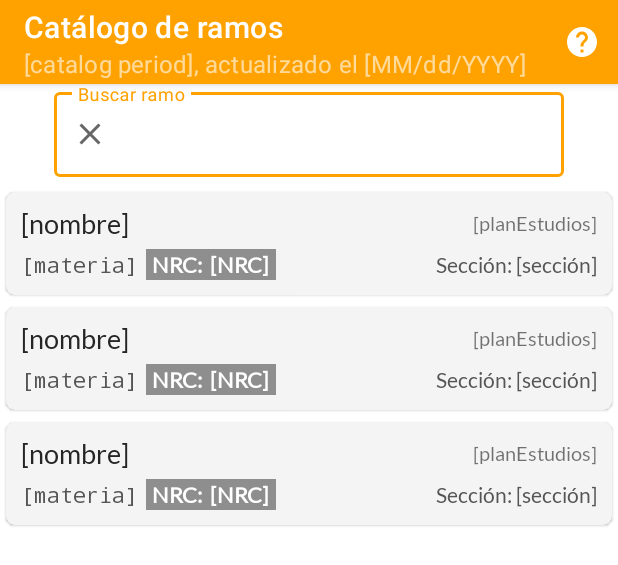
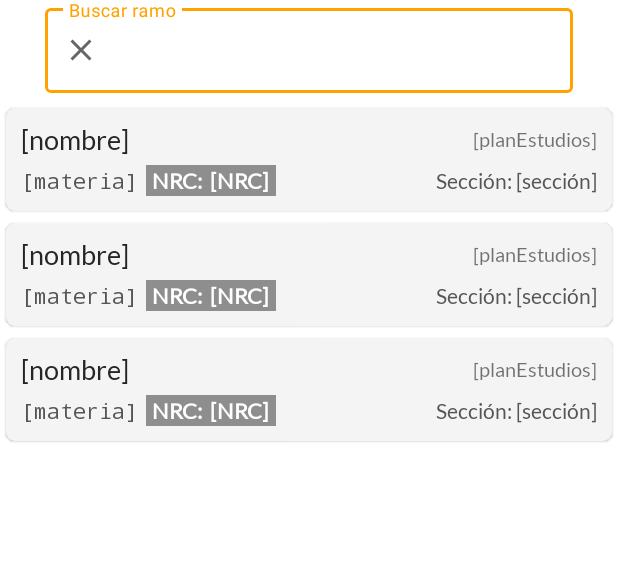
Before and after one commit to ifgarces/TomaRamosUandes_android, an Android app: the layout fragment_ramos_catalog.xml on its own in the app's theme, with its tools: preview values and no code run, on a phone screen of 412 x 824 dp. Shown: the top 565 px of the screen. Run offline under Robolectric (Android 15) with nearby library versions, the phone set to English and light mode, and no system bars; network calls fail.

Commit message:
Converted `CatalogActivity` into a fragment

```diff
--- a/TomaRamosUandes/app/src/main/AndroidManifest.xml
+++ b/TomaRamosUandes/app/src/main/AndroidManifest.xml
@@ -23,7 +23,6 @@
             android:exported="false"
             />
         <activity android:name=".EvaluationsActivity" android:exported="false" />
-        <activity android:name=".CatalogActivity" android:exported="false" />
         <activity android:name=".AgendaPortraitActivity"
             android:screenOrientation="portrait"
             android:exported="true" />
--- a/TomaRamosUandes/app/src/main/java/com/ifgarces/tomaramosuandes/fragments/UserRamosFragment.kt
+++ b/TomaRamosUandes/app/src/main/java/com/ifgarces/tomaramosuandes/fragments/UserRamosFragment.kt
@@ -51,6 +51,7 @@ class UserRamosFragment : Fragment() {
                     this.showHelp()
                 }
             )
+            homeActivity.setBottomNavItemSelected(this::class)
 
             UI.ramosRecycler.layoutManager = LinearLayoutManager(homeActivity)
             UI.ramosRecycler.adapter = CatalogRamosAdapter(
--- a/TomaRamosUandes/app/src/main/java/com/ifgarces/tomaramosuandes/navigators/HomeNavigator.kt
+++ b/TomaRamosUandes/app/src/main/java/com/ifgarces/tomaramosuandes/navigators/HomeNavigator.kt
@@ -1,10 +1,13 @@
 package com.ifgarces.tomaramosuandes.navigators
 
+import androidx.navigation.findNavController
 import com.ifgarces.tomaramosuandes.HomeActivity
+import com.ifgarces.tomaramosuandes.R
 
 
 class HomeNavigator(private val homeActivity :HomeActivity) {
     fun up() = this.homeActivity.supportFragmentManager.popBackStack() // <==> this.mainActivity.onBackPressed()
 
-
+    fun toRamosCatalog() = this.homeActivity.findNavController(R.id.homeActivity_fragmentContainer)
+        .navigate(R.id.action_homeFragment_to_ramosCatalogFragment)
 }
--- a/TomaRamosUandes/app/src/main/res/layout/activity_catalog.xml
+++ b/TomaRamosUandes/app/src/main/res/layout/fragment_ramos_catalog.xml
@@ -6,55 +6,34 @@
     android:layout_width="match_parent"
     android:layout_height="match_parent"
     android:background="@android:color/white"
-    tools:context=".CatalogActivity">
-
-    <com.google.android.material.appbar.AppBarLayout
-        android:id="@+id/catalog_topbar_layout"
-        android:layout_width="match_parent"
-        android:layout_height="wrap_content"
-        android:elevation="@dimen/toolbar_elevation"
-        app:layout_constraintEnd_toEndOf="parent"
-        app:layout_constraintStart_toStartOf="parent"
-        app:layout_constraintTop_toTopOf="parent">
-
-        <com.google.android.material.appbar.MaterialToolbar
-            android:id="@+id/catalog_topbar"
-            style="@style/Widget.MaterialComponents.Toolbar.Primary"
-            android:layout_width="match_parent"
-            android:layout_height="?attr/actionBarSize"
-            app:menu="@menu/menu_with_help"
-            app:subtitle="[catalog period], actualizado el [MM/dd/YYYY]"
-            app:title="Catálogo de ramos" />
-    </com.google.android.material.appbar.AppBarLayout>
+    tools:context=".fragments.RamosCatalogFragment">
 
     <com.google.android.material.textfield.TextInputLayout
         android:id="@+id/catalog_searchBox_layout"
         style="@style/Widget.MaterialComponents.TextInputLayout.OutlinedBox"
-        android:hint="Buscar ramo"
-        app:startIconDrawable="@drawable/clear_icon"
-        app:startIconCheckable="true"
-
-        android:layout_marginHorizontal="36dp"
         android:layout_width="match_parent"
         android:layout_height="wrap_content"
+        android:layout_marginHorizontal="30dp"
+        android:hint="Buscar ramo"
         app:layout_constraintEnd_toEndOf="parent"
         app:layout_constraintStart_toStartOf="parent"
-        app:layout_constraintTop_toBottomOf="@+id/catalog_topbar_layout">
+        app:layout_constraintTop_toTopOf="parent"
+        app:startIconCheckable="true"
+        app:startIconDrawable="@drawable/clear_icon">
 
         <com.google.android.material.textfield.TextInputEditText
             android:id="@+id/catalog_searchBox"
-            android:text=""
+            android:layout_width="match_parent"
+            android:layout_height="wrap_content"
             android:backgroundTint="@android:color/transparent"
             android:ems="15"
             android:inputType="text"
-            android:textAlignment="viewStart"
-
-            android:layout_width="match_parent"
-            android:layout_height="wrap_content"/>
+            android:text=""
+            android:textAlignment="viewStart" />
     </com.google.android.material.textfield.TextInputLayout>
 
     <TextView
-        android:id="@+id/textView"
+        android:id="@+id/catalog_emptyRecyclerTextNotice"
         style="@style/standardTextView"
         android:text="Sin resultados"
 
```
Also changed, not shown: TomaRamosUandes/app/src/main/java/com/ifgarces/tomaramosuandes/CatalogActivity.kt (deleted, +0 -105 lines), TomaRamosUandes/app/src/main/java/com/ifgarces/tomaramosuandes/HomeActivity.kt (+30 -8 lines), TomaRamosUandes/app/src/main/java/com/ifgarces/tomaramosuandes/fragments/RamosCatalogFragment.kt (added, +116 -0 lines), TomaRamosUandes/app/src/main/java/com/ifgarces/tomaramosuandes/utils/Extensions.kt (+8 -7 lines), TomaRamosUandes/app/src/main/java/com/ifgarces/tomaramosuandes/utils/WebManager.kt (+9 -8 lines), TomaRamosUandes/app/src/main/res/navigation/main_navigator.xml (+10 -1 lines).
